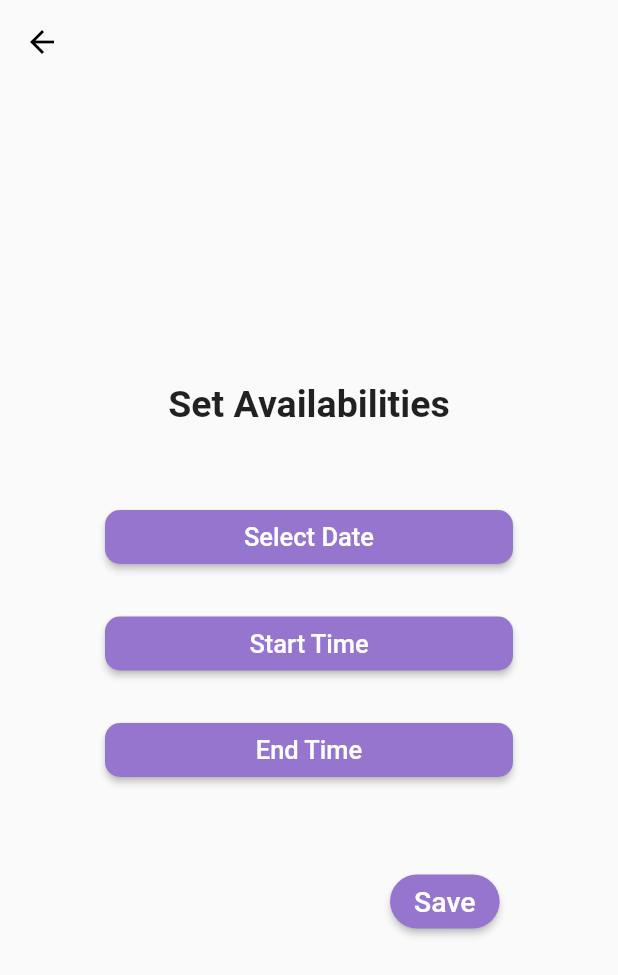
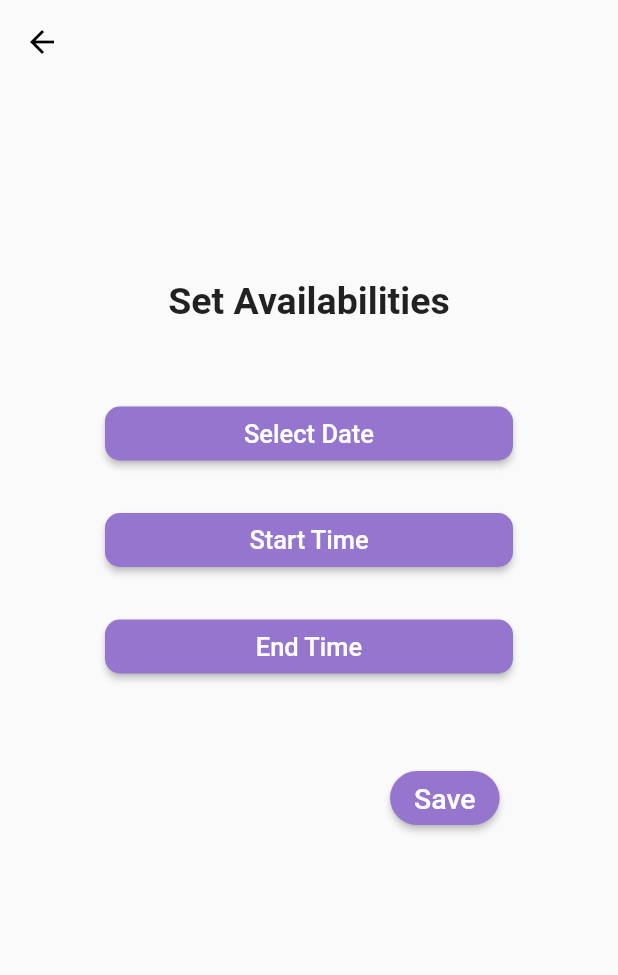
Before and after one commit to maansiarora/SEPT-Project--Almost-5, a Flutter app: the doctorAvail screen opened by its route, on a phone screen of 412 x 824 dp. Shown: the top 975 px of the screen. Run offline on Flutter 3.47's test engine with Material 2 defaults, Android fonts, the light colour scheme and no system bars; our stand-ins replace form_field_validator, splashscreen, table_calendar.

Commit message:
divider change, alignment issues

```diff
--- a/frontend/lib/pages/calender.dart
+++ b/frontend/lib/pages/calender.dart
@@ -122,7 +122,7 @@ class _TableBasicsExampleState extends State {
                         );
                       },
                       shape: const Border(
-                        bottom: BorderSide(width: 2.0, color: Colors.purple),
+                        bottom: BorderSide(width: 0.5, color: Colors.black),
                       ),
                       title: Text('${appointment[index]}'),
                     );
--- a/frontend/lib/pages/doctorAvailability.dart
+++ b/frontend/lib/pages/doctorAvailability.dart
@@ -184,11 +184,11 @@ class _doctorAvailState extends State<doctorAvail> {
         child: Form(
             child: Column(
           crossAxisAlignment: CrossAxisAlignment.start,
-          mainAxisAlignment: MainAxisAlignment.center,
+          //mainAxisAlignment: MainAxisAlignment.center,
           children: [
             Container(
                 alignment: Alignment.center,
-                padding: const EdgeInsets.fromLTRB(30, 0, 30, 0),
+                padding: const EdgeInsets.fromLTRB(30, 130, 30, 0),
                 child: const Text(
                   'Set Availabilities',
                   textAlign: TextAlign.center,
--- a/frontend/lib/pages/welcome.dart
+++ b/frontend/lib/pages/welcome.dart
@@ -38,7 +38,7 @@ class _Mywelcome extends State<Mywelcome> {
             navigateAfterSeconds: const loginSignUp(),
             // text that needs to be appeared on the screen
             title: const Text(
-              'ND Telemedicine!',
+              'ND Telemedicine',
               style: TextStyle(
                   fontWeight: FontWeight.bold,
                   fontSize: 40.0,
```
Also changed, not shown: frontend/pubspec.lock.
